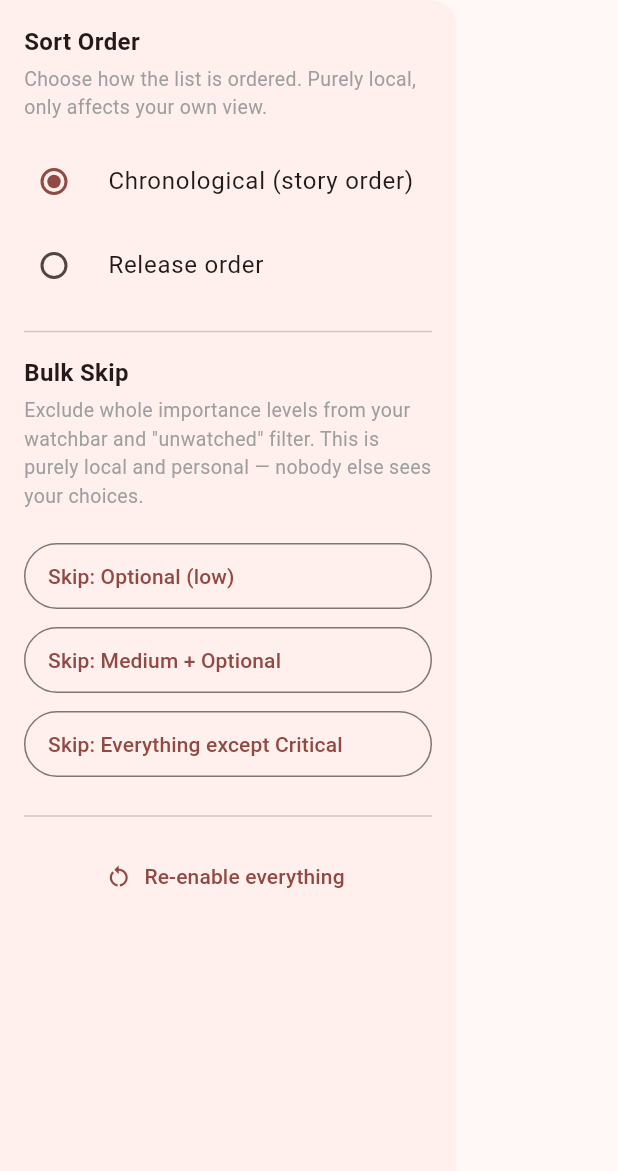
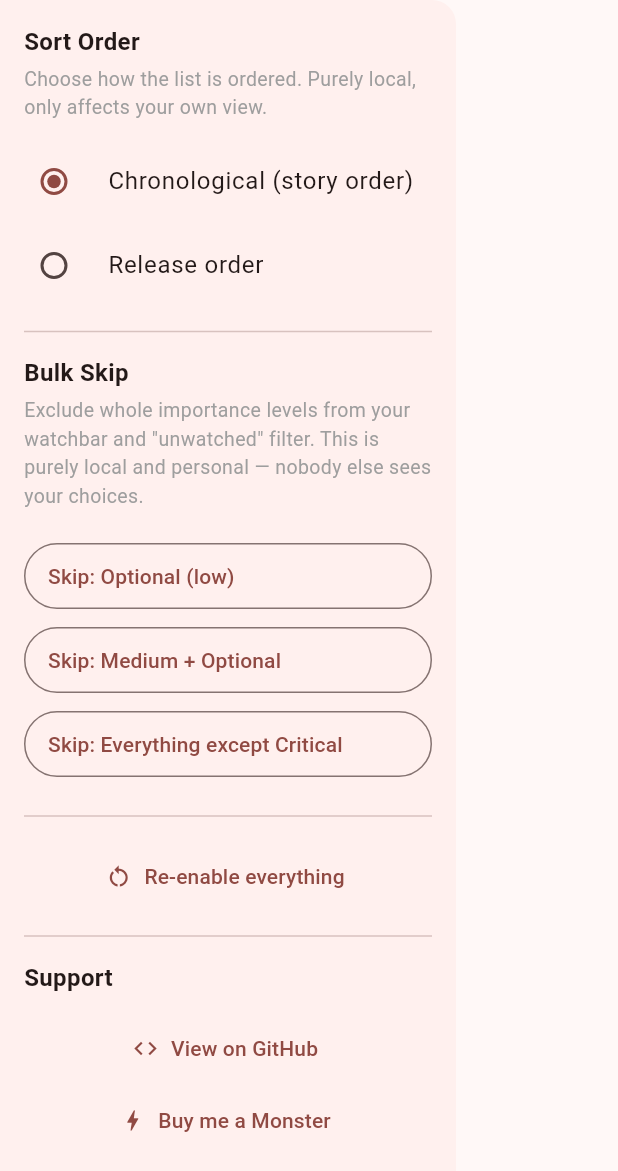
Before and after one commit to Ivaldisson/mcu_tracker, a Flutter app: the SkipDrawer widget shown alone on an empty page, opened directly, on a phone screen of 412 x 824 dp. Shown: the top 1171 px of the screen. Run offline on Flutter 3.47's test engine with Material 3 defaults, Android fonts, the phone set to English and light mode, and no system bars; our stand-ins replace dio, flutter_riverpod, shared_preferences, sqflite; accounts and stored records are empty; network calls fail; statements that could not run were skipped.

Commit message:
Add GitHub and Ko-fi links to the app's drawer
New "Support" section in the settings drawer with links to the GitHub
repo and Ko-fi page, opened via url_launcher.

```diff
--- a/lib/l10n/app_en.arb
+++ b/lib/l10n/app_en.arb
@@ -53,5 +53,9 @@
 
   "estimatedPlacement": "⚠️ estimated placement",
   "noSynopsisFound": "No synopsis found on TMDB for this title.",
-  "noSynopsisAvailable": "No synopsis available."
+  "noSynopsisAvailable": "No synopsis available.",
+
+  "supportSectionTitle": "Support",
+  "viewOnGithub": "View on GitHub",
+  "buyMeAMonster": "Buy me a Monster"
 }
--- a/lib/l10n/app_localizations.dart
+++ b/lib/l10n/app_localizations.dart
@@ -271,6 +271,24 @@ abstract class AppLocalizations {
   /// In en, this message translates to:
   /// **'No synopsis available.'**
   String get noSynopsisAvailable;
+
+  /// No description provided for @supportSectionTitle.
+  ///
+  /// In en, this message translates to:
+  /// **'Support'**
+  String get supportSectionTitle;
+
+  /// No description provided for @viewOnGithub.
+  ///
+  /// In en, this message translates to:
+  /// **'View on GitHub'**
+  String get viewOnGithub;
+
+  /// No description provided for @buyMeAMonster.
+  ///
+  /// In en, this message translates to:
+  /// **'Buy me a Monster'**
+  String get buyMeAMonster;
 }
 
 class _AppLocalizationsDelegate
--- a/lib/l10n/app_localizations_en.dart
+++ b/lib/l10n/app_localizations_en.dart
@@ -109,4 +109,13 @@ class AppLocalizationsEn extends AppLocalizations {
 
   @override
   String get noSynopsisAvailable => 'No synopsis available.';
+
+  @override
+  String get supportSectionTitle => 'Support';
+
+  @override
+  String get viewOnGithub => 'View on GitHub';
+
+  @override
+  String get buyMeAMonster => 'Buy me a Monster';
 }
--- a/lib/l10n/app_localizations_nl.dart
+++ b/lib/l10n/app_localizations_nl.dart
@@ -110,4 +110,13 @@ class AppLocalizationsNl extends AppLocalizations {
 
   @override
   String get noSynopsisAvailable => 'Geen synopsis beschikbaar.';
+
+  @override
+  String get supportSectionTitle => 'Steun dit project';
+
+  @override
+  String get viewOnGithub => 'Bekijk op GitHub';
+
+  @override
+  String get buyMeAMonster => 'Trakteer me op een Monster';
 }
--- a/lib/l10n/app_nl.arb
+++ b/lib/l10n/app_nl.arb
@@ -35,5 +35,9 @@
 
   "estimatedPlacement": "⚠️ gegokte plaatsing",
   "noSynopsisFound": "Geen synopsis gevonden op TMDB voor deze titel.",
-  "noSynopsisAvailable": "Geen synopsis beschikbaar."
+  "noSynopsisAvailable": "Geen synopsis beschikbaar.",
+
+  "supportSectionTitle": "Steun dit project",
+  "viewOnGithub": "Bekijk op GitHub",
+  "buyMeAMonster": "Trakteer me op een Monster"
 }
--- a/lib/widgets/skip_drawer.dart
+++ b/lib/widgets/skip_drawer.dart
@@ -1,8 +1,12 @@
 import 'package:flutter/material.dart';
 import 'package:flutter_riverpod/flutter_riverpod.dart';
 import 'package:shared_preferences/shared_preferences.dart';
+import 'package:url_launcher/url_launcher.dart';
 import '../l10n/app_localizations.dart';
 import '../services/content_provider.dart';
+
+const _githubUrl = 'https://github.com/Ivaldisson/mcu_tracker';
+const _koFiUrl = 'https://ko-fi.com/ivaldisson';
 
 class SkipDrawer extends ConsumerWidget {
   const SkipDrawer({super.key});
@@ -78,6 +82,22 @@ class SkipDrawer extends ConsumerWidget {
                 );
               },
             ),
+            const Divider(height: 32),
+            Text(
+              t.supportSectionTitle,
+              style: const TextStyle(fontWeight: FontWeight.bold, fontSize: 16),
+            ),
+            const SizedBox(height: 12),
+            TextButton.icon(
+              icon: const Icon(Icons.code),
+              label: Text(t.viewOnGithub),
+              onPressed: () => _launchUrl(_githubUrl),
+            ),
+            TextButton.icon(
+              icon: const Icon(Icons.bolt),
+              label: Text(t.buyMeAMonster),
+              onPressed: () => _launchUrl(_koFiUrl),
+            ),
           ],
         ),
       ),
@@ -88,6 +108,10 @@ class SkipDrawer extends ConsumerWidget {
     ref.read(sortModeProvider.notifier).state = mode;
     final prefs = await SharedPreferences.getInstance();
     await prefs.setString('sort_mode', mode == SortMode.release ? 'release' : 'story');
+  }
+
+  Future<void> _launchUrl(String url) async {
+    await launchUrl(Uri.parse(url), mode: LaunchMode.externalApplication);
   }
 
   Widget _skipRow(
--- a/pubspec.yaml
+++ b/pubspec.yaml
@@ -36,6 +36,7 @@ dependencies:
   path: ^1.9.0
   flutter_riverpod: ^2.6.1
   shared_preferences: ^2.3.3
+  url_launcher: ^6.3.1
 
   # The following adds the Cupertino Icons font to your application.
   # Use with the CupertinoIcons class for iOS style icons.
```
Also changed, not shown: pubspec.lock, 5 other files.
